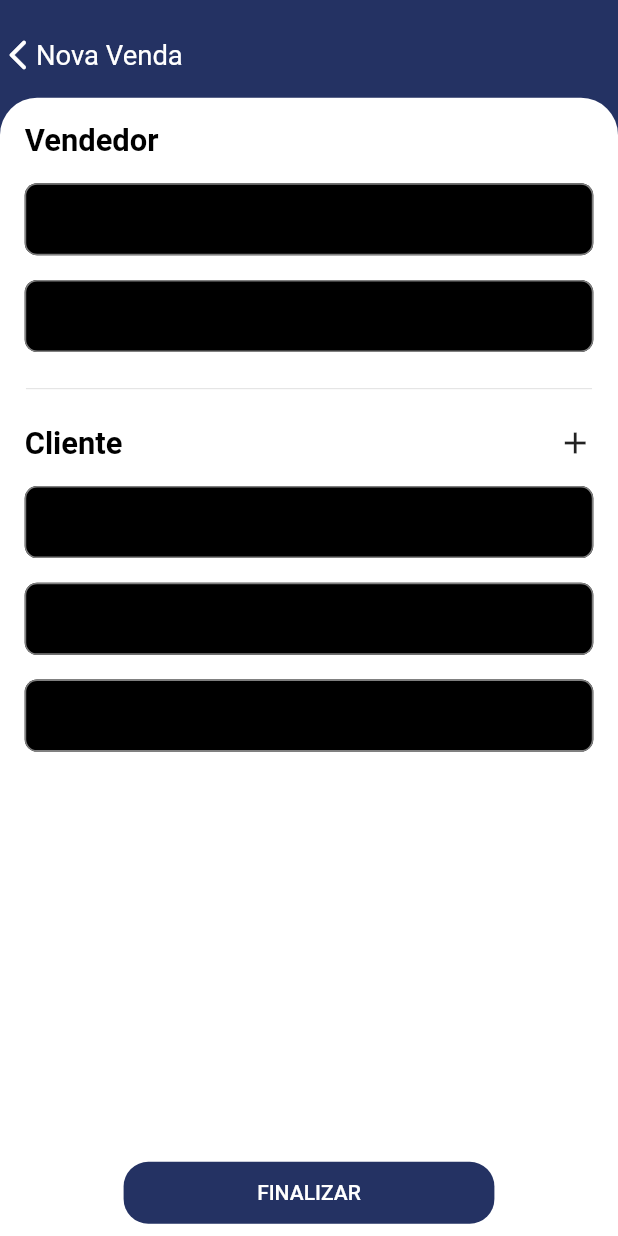
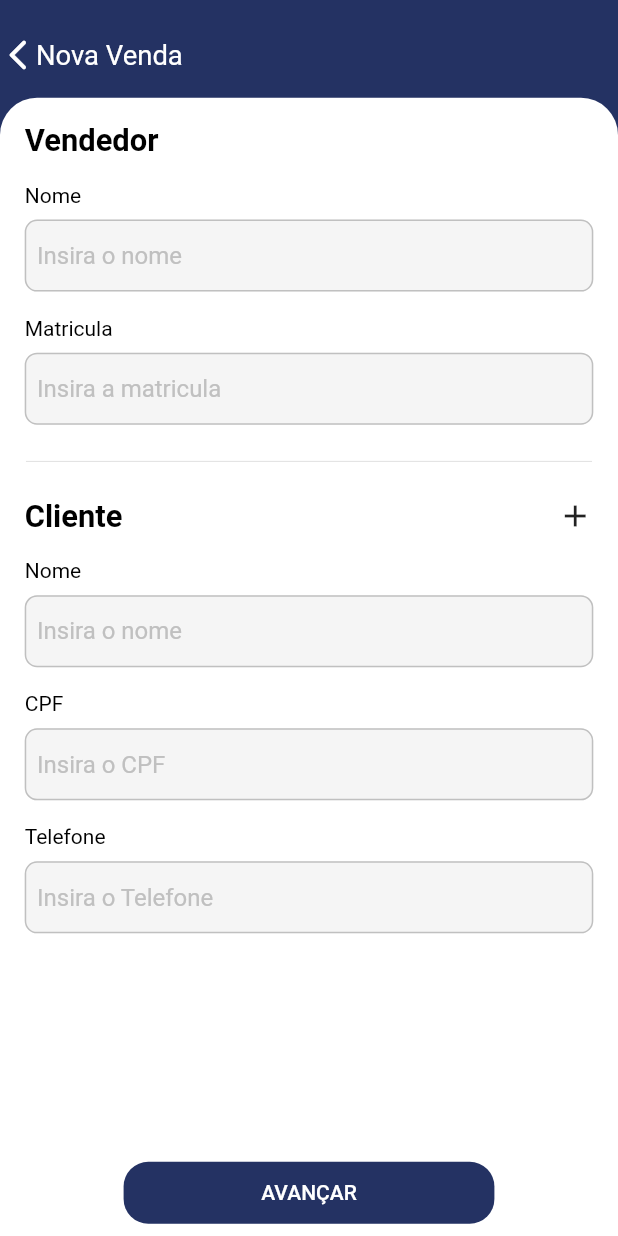
Before and after one commit to LuizRocha014/Smart_Storege_App_Flutter, a Flutter app: the NovaVendaPage widget shown alone on an empty page, opened directly, on a phone screen of 412 x 824 dp. Run offline on Flutter 3.47's test engine with Material 3 defaults, Android fonts, the phone set to English and light mode, and no system bars; our stand-ins replace flutter_masked_text2, flutter_svg, get, get_it, image_picker, slide_to_act and 1 more; missing offline and left inert: boleto_utils, flutter_barcode_scanner; accounts and stored records are empty.

Commit message:
Ajustado layout de tela de nova venda, ajustado logica de remocao de item, texto do botao da tela de selectItem

```diff
--- a/app_estoque/lib/modules/shere/widget/text_field_widget.dart
+++ b/app_estoque/lib/modules/shere/widget/text_field_widget.dart
@@ -14,7 +14,7 @@ class TextFieldWidget extends StatelessWidget {
   final IconData? suffixIcon;
   final bool obscureText;
   final void Function()? onTapSuffixIcon;
-  final Color color;
+  final Color? color;
   final Color? iconColor;
   final Color textColor;
   final double? borderRadius;
@@ -47,7 +47,7 @@ class TextFieldWidget extends StatelessWidget {
       this.obscureText = false,
       this.suffixIcon,
       this.onTapSuffixIcon,
-      required this.color,
+      this.color,
       this.iconColor,
       required this.textColor,
       this.borderRadius,
@@ -154,7 +154,8 @@ class TextFieldWidget extends StatelessWidget {
   }
 
   OutlineInputBorder get outlineInputBorder => OutlineInputBorder(
-        borderSide: const BorderSide(color: CoresDoAplicativo.gray, width: 1),
+        borderSide:
+            const BorderSide(color: CoresDoAplicativo.lightGray, width: 1),
         borderRadius: BorderRadius.circular(borderRadius ?? 2.w),
       );
 }
--- a/app_estoque/lib/modules/vendas/page/nova_venda_page.dart
+++ b/app_estoque/lib/modules/vendas/page/nova_venda_page.dart
@@ -13,14 +13,17 @@ class NovaVendaPage extends StatelessWidget {
   Widget build(BuildContext context) {
     return BackgroundWidget(
       titulo: "Nova Venda",
+      tituloButton: "AVANÇAR",
       child: Stack(
         children: [
           Padding(
-            padding: EdgeInsets.symmetric(horizontal: MediaQuery.of(context).size.width * 0.04),
+            padding: EdgeInsets.symmetric(
+                horizontal: MediaQuery.of(context).size.width * 0.04),
             child: ListView(
               children: [
                 Padding(
-                  padding: EdgeInsets.only(top: MediaQuery.of(context).size.width * 0.04),
+                  padding: EdgeInsets.only(
+                      top: MediaQuery.of(context).size.width * 0.04),
                   child: TextWidget(
                     "Vendedor",
                     fontWeight: FontWeight.w600,
@@ -28,24 +31,26 @@ class NovaVendaPage extends StatelessWidget {
                   ),
                 ),
                 Padding(
-                  padding: EdgeInsets.only(top: MediaQuery.of(context).size.height * 0.02),
+                  padding: EdgeInsets.only(
+                      top: MediaQuery.of(context).size.height * 0.02),
                   child: TextFieldWidget(
                       controller: TextEditingController(),
-                      titulo: "Vendedor",
-                      color: CoresDoAplicativo.preto,
+                      labelExterno: "Nome",
+                      titulo: "Nome",
                       textColor: CoresDoAplicativo.preto,
                       hintText: '',
-                      labelInterno: ''),
+                      labelInterno: 'Insira o nome'),
                 ),
                 Padding(
-                  padding: EdgeInsets.only(top: MediaQuery.of(context).size.height * 0.02),
+                  padding: EdgeInsets.only(
+                      top: MediaQuery.of(context).size.height * 0.02),
                   child: TextFieldWidget(
                       controller: TextEditingController(),
                       titulo: "Matricula",
-                      color: CoresDoAplicativo.preto,
+                      labelExterno: "Matricula",
                       textColor: CoresDoAplicativo.preto,
                       hintText: '',
-                      labelInterno: ''),
+                      labelInterno: 'Insira a matricula'),
                 ),
                 Padding(
                   padding: EdgeInsets.symmetric(
@@ -67,44 +72,43 @@ class NovaVendaPage extends StatelessWidget {
                 ),
                 Padding(
                   padding: EdgeInsets.only(
-                      top: MediaQuery.of(context).size.height * 0.02, bottom: MediaQuery.of(context).size.height * 0.02),
+                      top: MediaQuery.of(context).size.height * 0.02,
+                      bottom: MediaQuery.of(context).size.height * 0.02),
                   child: TextFieldWidget(
                     controller: TextEditingController(),
                     titulo: "Nome",
-                    labelInterno: '',
-                    color: CoresDoAplicativo.preto,
+                    labelInterno: 'Insira o nome',
+                    labelExterno: "Nome",
                     textColor: CoresDoAplicativo.preto,
                     hintText: '',
                   ),
                 ),
                 Padding(
-                  padding: EdgeInsets.only(bottom: MediaQuery.of(context).size.height * 0.02),
+                  padding: EdgeInsets.only(
+                      bottom: MediaQuery.of(context).size.height * 0.02),
                   child: TextFieldWidget(
                     controller: TextEditingController(),
                     titulo: "CPF",
-                    color: CoresDoAplicativo.preto,
+                    labelExterno: "CPF",
                     textColor: CoresDoAplicativo.preto,
                     hintText: '',
-                    labelInterno: '',
+                    labelInterno: 'Insira o CPF',
                   ),
                 ),
                 Padding(
-                  padding: EdgeInsets.only(bottom: MediaQuery.of(context).size.height * 0.02),
+                  padding: EdgeInsets.only(
+                      bottom: MediaQuery.of(context).size.height * 0.02),
                   child: TextFieldWidget(
                       controller: TextEditingController(),
-                      titulo: "CEP",
-                      color: CoresDoAplicativo.preto,
+                      titulo: "Telefone",
+                      labelExterno: "Telefone",
                       textColor: CoresDoAplicativo.preto,
                       hintText: '',
-                      labelInterno: ''),
+                      labelInterno: 'Insira o Telefone'),
                 ),
               ],
             ),
           ),
-          const Align(
-            alignment: Alignment.bottomCenter,
-            child: ButtonWidget("FINALIZAR"),
-          )
         ],
       ),
     );
--- a/app_estoque/lib/utils/backgrounds/background_principal.dart
+++ b/app_estoque/lib/utils/backgrounds/background_principal.dart
@@ -1,3 +1,4 @@
+import 'package:app_estoque/modules/shere/widget/button_widget.dart';
 import 'package:app_estoque/utils/app_measurements.dart';
 import 'package:app_estoque/utils/cores_do_aplicativo.dart';
 import 'package:app_estoque/utils/fonts.dart';
@@ -10,13 +11,15 @@ class BackgroundWidget extends StatefulWidget {
   final Widget? floatingActionButton;
   final bool enableBackButton;
   final Color? backgroundColor;
+  final String? tituloButton;
   const BackgroundWidget(
       {super.key,
       this.child,
       this.titulo,
       this.floatingActionButton,
       this.enableBackButton = true,
-      this.backgroundColor});
+      this.backgroundColor,
+      this.tituloButton});
 
   @override
   State<BackgroundWidget> createState() => _BackgroundWidgetState();
@@ -29,7 +32,9 @@ class _BackgroundWidgetState extends State<BackgroundWidget> {
       child: Scaffold(
         floatingActionButton: widget.floatingActionButton,
         backgroundColor: CoresDoAplicativo.primaryColor,
-        body: Padding(
+        body: Stack(
+          children: [
+            Padding(
               padding: EdgeInsets.only(
                   top: MediaQuery.of(context).size.height * 0.01,
                   left: MediaQuery.of(context).size.height * 0.0),
@@ -66,7 +71,8 @@ class _BackgroundWidgetState extends State<BackgroundWidget> {
                                     fontSize: FontesDoAplicativo.textMedium,
                                   ),
                                 ],
-                            ))
+                              ),
+                            )
                           ],
                         ),
                       ),
@@ -79,14 +85,22 @@ class _BackgroundWidgetState extends State<BackgroundWidget> {
                           borderRadius: BorderRadius.only(
                               topLeft: Radius.circular(3.h),
                               topRight: Radius.circular(3.h)),
-                      color:
-                          widget.backgroundColor ?? CoresDoAplicativo.branco),
+                          color: widget.backgroundColor ??
+                              CoresDoAplicativo.branco),
                       child: widget.child,
                     ),
                   ),
                 ],
               ),
             ),
+            if (widget.tituloButton != null &&
+                MediaQuery.of(context).viewInsets.bottom == 0)
+              Align(
+                alignment: Alignment.bottomCenter,
+                child: ButtonWidget(widget.tituloButton ?? ""),
+              ),
+          ],
+        ),
       ),
     );
   }
```
Also changed, not shown: app_estoque/lib/modules/vendas/controller/select_itens_list_controller.dart (+17 -1 lines), app_estoque/lib/modules/vendas/page/select_itens_list_page.dart (+18 -11 lines). Lines whose indentation alone changed are shown as unchanged.
